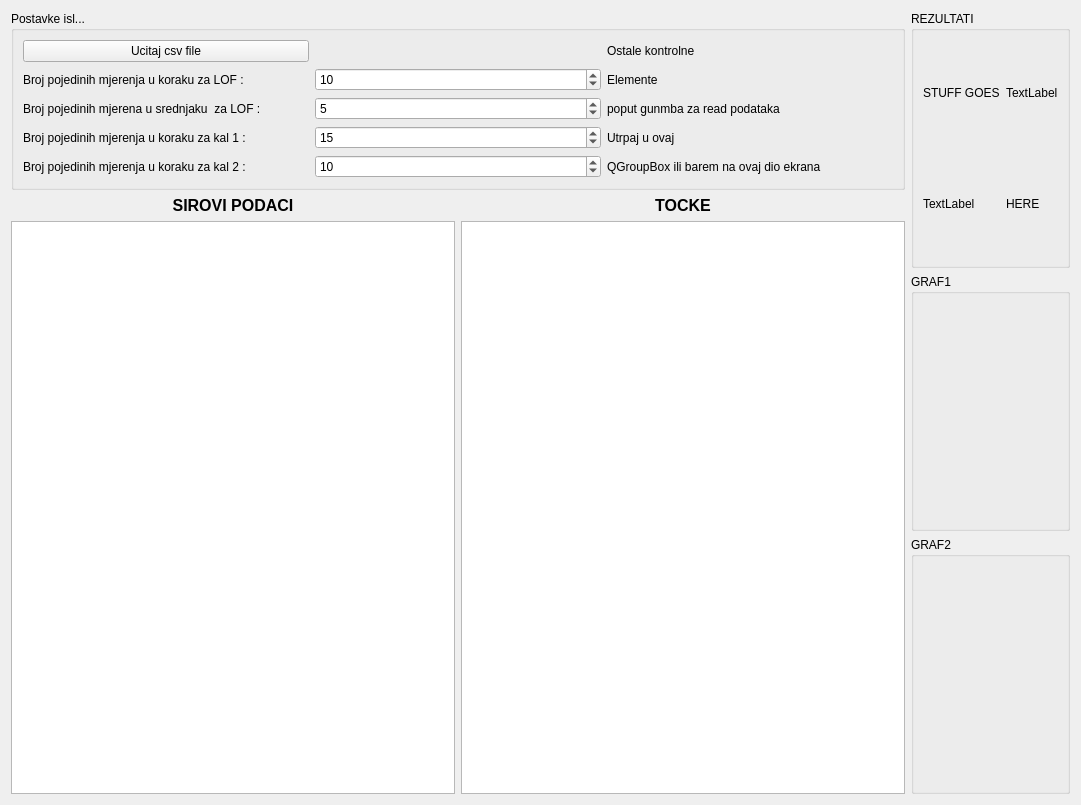
Old version of the form app/umjeravanje/terenska_provjera_racun.ui in the repository kluksa/kontrola-podataka.
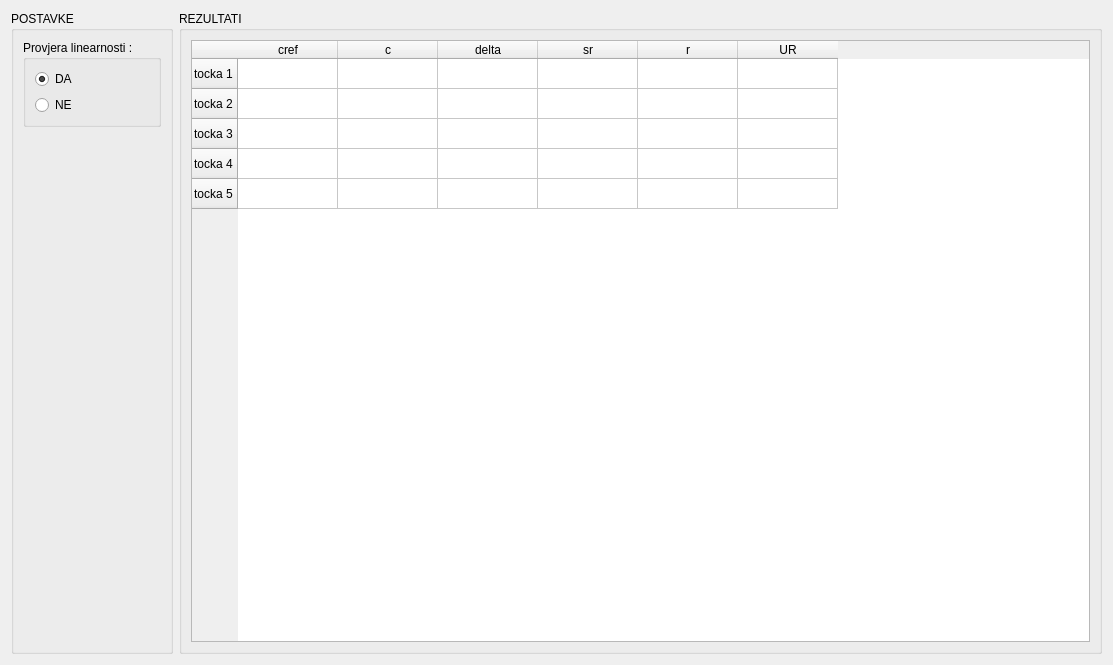
New version of the form.

Diff of the .ui file:
```diff
--- a/app/umjeravanje/terenska_provjera_racun.ui
+++ b/app/umjeravanje/terenska_provjera_racun.ui
@@ -6,234 +6,151 @@
    <rect>
     <x>0</x>
     <y>0</y>
-    <width>1081</width>
-    <height>805</height>
+    <width>1113</width>
+    <height>665</height>
    </rect>
   </property>
   <property name="windowTitle">
    <string>Form</string>
   </property>
-  <layout class="QHBoxLayout" name="horizontalLayout">
+  <layout class="QVBoxLayout" name="verticalLayout_6">
    <item>
-    <layout class="QVBoxLayout" name="verticalLayout_2">
+    <layout class="QHBoxLayout" name="horizontalLayout">
      <item>
       <widget class="QGroupBox" name="groupBox">
+       <property name="sizePolicy">
+        <sizepolicy hsizetype="Minimum" vsizetype="Minimum">
+         <horstretch>0</horstretch>
+         <verstretch>0</verstretch>
+        </sizepolicy>
+       </property>
        <property name="title">
-        <string>Postavke isl...</string>
+        <string>POSTAVKE</string>
        </property>
-       <layout class="QGridLayout" name="gridLayout">
-        <item row="2" column="1">
-         <widget class="QSpinBox" name="noPojedinihMjerenjaZaLOF">
-          <property name="value">
-           <number>10</number>
+       <layout class="QVBoxLayout" name="verticalLayout_3">
+        <item>
+         <widget class="QGroupBox" name="groupBox_5">
+          <property name="title">
+           <string>Provjera linearnosti :</string>
           </property>
+          <layout class="QVBoxLayout" name="verticalLayout_7">
+           <item>
+            <widget class="QRadioButton" name="linearnostDa">
+             <property name="text">
+              <string>DA</string>
+             </property>
+             <property name="checked">
+              <bool>true</bool>
+             </property>
+            </widget>
+           </item>
+           <item>
+            <widget class="QRadioButton" name="linearnostNe">
+             <property name="text">
+              <string>NE</string>
+             </property>
+            </widget>
+           </item>
+          </layout>
          </widget>
         </item>
-        <item row="5" column="0">
-         <widget class="QLabel" name="label_5">
-          <property name="text">
-           <string>Broj pojedinih mjerenja u koraku za kal 2 :</string>
+        <item>
+         <spacer name="verticalSpacer">
+          <property name="orientation">
+           <enum>Qt::Vertical</enum>
           </property>
-         </widget>
-        </item>
-        <item row="4" column="1">
-         <widget class="QSpinBox" name="brojPojedinihMjerenjaZaKal1">
-          <property name="value">
-           <number>15</number>
+          <property name="sizeHint" stdset="0">
+           <size>
+            <width>20</width>
+            <height>40</height>
+           </size>
           </property>
-         </widget>
-        </item>
-        <item row="5" column="1">
-         <widget class="QSpinBox" name="brojPojedinihMjerenjaZaKal2">
-          <property name="value">
-           <number>10</number>
-          </property>
-         </widget>
-        </item>
-        <item row="3" column="1">
-         <widget class="QSpinBox" name="noPojedinihMjerenjaSrednjakaZaLOF">
-          <property name="value">
-           <number>5</number>
-          </property>
-         </widget>
-        </item>
-        <item row="3" column="0">
-         <widget class="QLabel" name="label_3">
-          <property name="text">
-           <string>Broj pojedinih mjerena u srednjaku  za LOF :</string>
-          </property>
-         </widget>
-        </item>
-        <item row="4" column="0">
-         <widget class="QLabel" name="label_4">
-          <property name="text">
-           <string>Broj pojedinih mjerenja u koraku za kal 1 :</string>
-          </property>
-         </widget>
-        </item>
-        <item row="2" column="0">
-         <widget class="QLabel" name="label_2">
-          <property name="text">
-           <string>Broj pojedinih mjerenja u koraku za LOF :</string>
-          </property>
-         </widget>
-        </item>
-        <item row="1" column="2">
-         <widget class="QLabel" name="label_11">
-          <property name="text">
-           <string>Ostale kontrolne</string>
-          </property>
-         </widget>
-        </item>
-        <item row="2" column="2">
-         <widget class="QLabel" name="label_12">
-          <property name="text">
-           <string>Elemente</string>
-          </property>
-         </widget>
-        </item>
-        <item row="3" column="2">
-         <widget class="QLabel" name="label_13">
-          <property name="text">
-           <string>poput gunmba za read podataka</string>
-          </property>
-         </widget>
-        </item>
-        <item row="4" column="2">
-         <widget class="QLabel" name="label_14">
-          <property name="text">
-           <string>Utrpaj u ovaj</string>
-          </property>
-         </widget>
-        </item>
-        <item row="5" column="2">
-         <widget class="QLabel" name="label_15">
-          <property name="text">
-           <string>QGroupBox ili barem na ovaj dio ekrana</string>
-          </property>
-         </widget>
-        </item>
-        <item row="1" column="0">
-         <widget class="QPushButton" name="buttonReadCSV">
-          <property name="text">
-           <string>Ucitaj csv file</string>
-          </property>
-         </widget>
+         </spacer>
         </item>
        </layout>
       </widget>
      </item>
-     <item>
-      <layout class="QGridLayout" name="gridLayout_3">
-       <item row="0" column="0">
-        <widget class="QLabel" name="label">
-         <property name="font">
-          <font>
-           <pointsize>12</pointsize>
-           <weight>75</weight>
-           <bold>true</bold>
-          </font>
-         </property>
-         <property name="text">
-          <string>SIROVI PODACI</string>
-         </property>
-         <property name="alignment">
-          <set>Qt::AlignCenter</set>
-         </property>
-         <property name="wordWrap">
-          <bool>true</bool>
-         </property>
-        </widget>
-       </item>
-       <item row="1" column="0">
-        <widget class="QTableView" name="tableViewSirovi"/>
-       </item>
-       <item row="0" column="1">
-        <widget class="QLabel" name="label_6">
-         <property name="font">
-          <font>
-           <pointsize>12</pointsize>
-           <weight>75</weight>
-           <bold>true</bold>
-          </font>
-         </property>
-         <property name="text">
-          <string>TOCKE</string>
-         </property>
-         <property name="alignment">
-          <set>Qt::AlignCenter</set>
-         </property>
-         <property name="wordWrap">
-          <bool>true</bool>
-         </property>
-        </widget>
-       </item>
-       <item row="1" column="1">
-        <widget class="QTableView" name="tableViewTocke"/>
-       </item>
-      </layout>
-     </item>
-    </layout>
-   </item>
-   <item>
-    <layout class="QVBoxLayout" name="verticalLayout">
      <item>
       <widget class="QGroupBox" name="groupBox_2">
+       <property name="sizePolicy">
+        <sizepolicy hsizetype="Expanding" vsizetype="Minimum">
+         <horstretch>0</horstretch>
+         <verstretch>0</verstretch>
+        </sizepolicy>
+       </property>
        <property name="title">
         <string>REZULTATI</string>
        </property>
-       <layout class="QGridLayout" name="gridLayout_2">
-        <item row="0" column="0">
-         <widget class="QLabel" name="label_7">
-          <property name="text">
-           <string>STUFF GOES</string>
+       <layout class="QVBoxLayout" name="verticalLayout">
+        <item>
+         <widget class="QTableWidget" name="tableWidget">
+          <property name="sizePolicy">
+           <sizepolicy hsizetype="Expanding" vsizetype="Minimum">
+            <horstretch>0</horstretch>
+            <verstretch>0</verstretch>
+           </sizepolicy>
           </property>
+          <row>
+           <property name="text">
+            <string>tocka 1</string>
+           </property>
+          </row>
+          <row>
+           <property name="text">
+            <string>tocka 2</string>
+           </property>
+          </row>
+          <row>
+           <property name="text">
+            <string>tocka 3</string>
+           </property>
+          </row>
+          <row>
+           <property name="text">
+            <string>tocka 4</string>
+           </property>
+          </row>
+          <row>
+           <property name="text">
+            <string>tocka 5</string>
+           </property>
+          </row>
+          <column>
+           <property name="text">
+            <string>cref</string>
+           </property>
+          </column>
+          <column>
+           <property name="text">
+            <string>c</string>
+           </property>
+          </column>
+          <column>
+           <property name="text">
+            <string>delta</string>
+           </property>
+          </column>
+          <column>
+           <property name="text">
+            <string>sr</string>
+           </property>
+          </column>
+          <column>
+           <property name="text">
+            <string>r</string>
+           </property>
+          </column>
+          <column>
+           <property name="text">
+            <string>UR</string>
+           </property>
+          </column>
+          <item row="0" column="0">
+           <property name="text">
+            <string/>
+           </property>
+          </item>
          </widget>
-        </item>
-        <item row="1" column="0">
-         <widget class="QLabel" name="label_8">
-          <property name="text">
-           <string>TextLabel</string>
-          </property>
-         </widget>
-        </item>
-        <item row="0" column="1">
-         <widget class="QLabel" name="label_9">
-          <property name="text">
-           <string>TextLabel</string>
-          </property>
-         </widget>
-        </item>
-        <item row="1" column="1">
-         <widget class="QLabel" name="label_10">
-          <property name="text">
-           <string>HERE</string>
-          </property>
-         </widget>
-        </item>
-       </layout>
-      </widget>
-     </item>
-     <item>
-      <widget class="QGroupBox" name="groupBox_3">
-       <property name="title">
-        <string>GRAF1</string>
-       </property>
-       <layout class="QVBoxLayout" name="verticalLayout_4">
-        <item>
-         <layout class="QVBoxLayout" name="verticalLayout_3"/>
-        </item>
-       </layout>
-      </widget>
-     </item>
-     <item>
-      <widget class="QGroupBox" name="groupBox_4">
-       <property name="title">
-        <string>GRAF2</string>
-       </property>
-       <layout class="QVBoxLayout" name="verticalLayout_6">
-        <item>
-         <layout class="QVBoxLayout" name="verticalLayout_5"/>
         </item>
        </layout>
       </widget>
```
